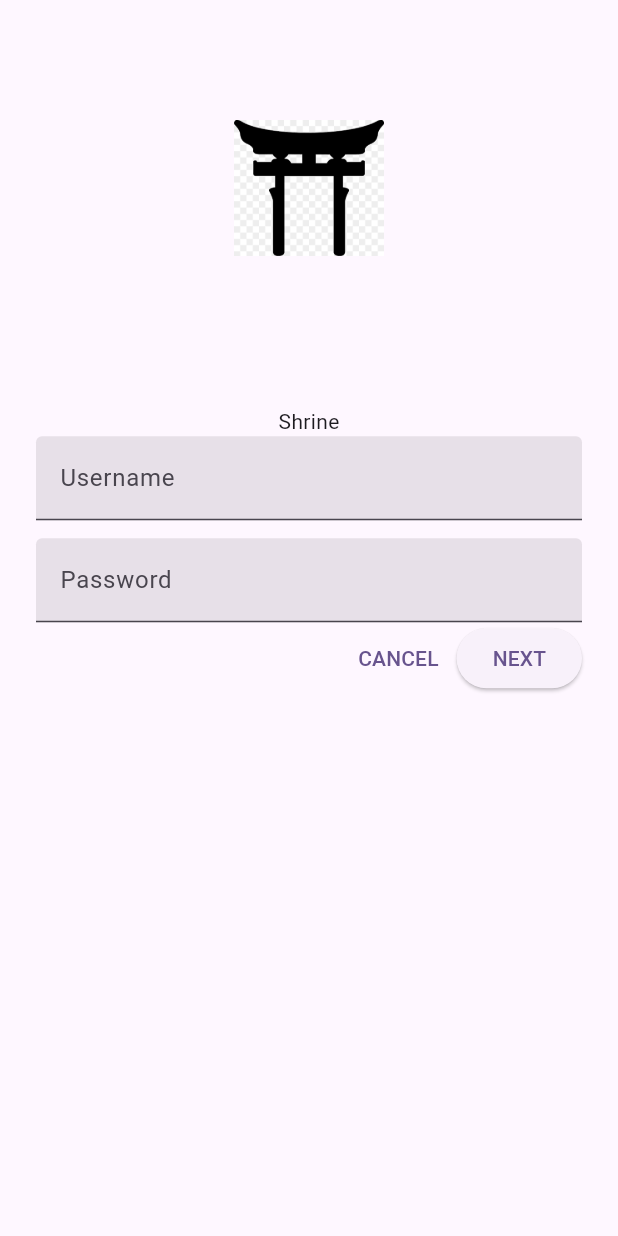
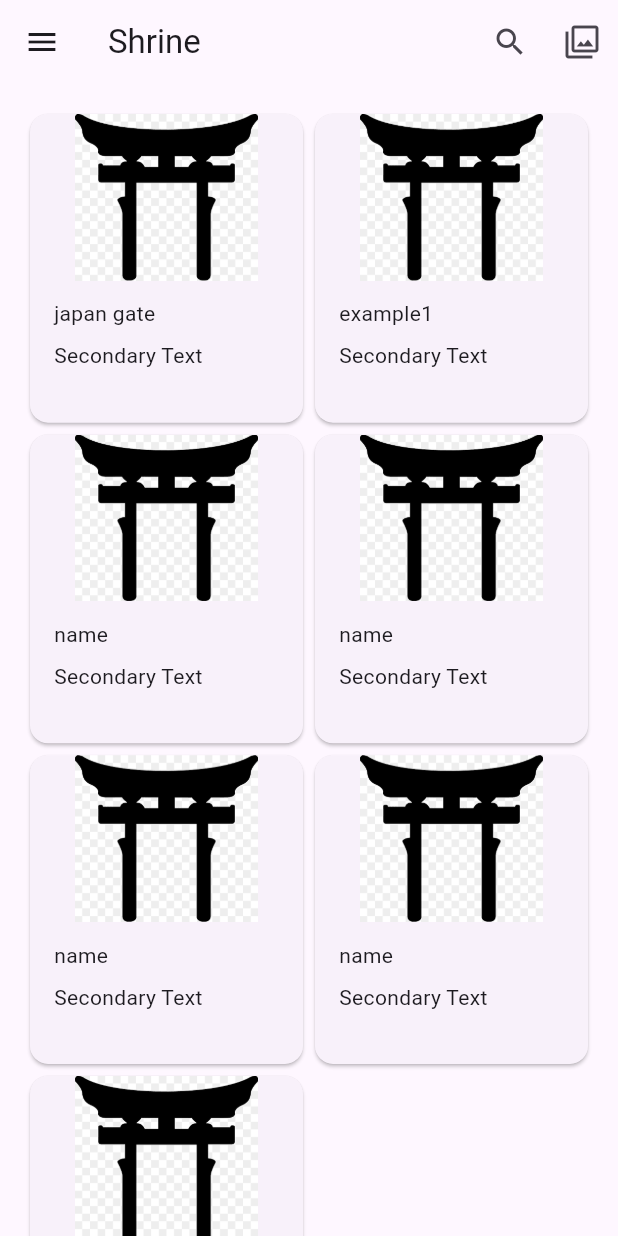
Before and after one commit to Ask-Sikandar/appdev, a Flutter app: the screen it shows after launch, after a tap on "NEXT", on a phone screen of 412 x 824 dp. Run offline on Flutter 3.47's test engine with Material 3 defaults, Android fonts, the light colour scheme and no system bars.

Commit message:
102 unfinished

```diff
--- /dev/null
+++ b/lib/Pages/home.dart
@@ -0,0 +1,91 @@
+import 'package:flutter/material.dart';
+import '../model/product.dart';
+// import 'model/products_repository.dart';
+
+class HomePage extends StatefulWidget{
+  const HomePage({Key? key}) : super(key: key);
+
+  @override
+  _HomePageState createState() => _HomePageState();
+}
+class _HomePageState extends State<HomePage> {
+
+
+  @override
+  Widget build(BuildContext context) {
+    return Scaffold(
+      // TODO: Add app bar (102)
+        appBar: AppBar(
+            leading: IconButton(
+              icon: const Icon(
+                Icons.menu,
+                semanticLabel: 'menu',
+              ),
+              onPressed: () {
+                print('Menu Button');
+              },
+            ),
+            title: const Text('Shrine'),
+            actions: <Widget>[
+              IconButton(
+                icon: const Icon(
+                  Icons.search,
+                  semanticLabel: 'search',
+                ),
+                onPressed: () {
+                  print('Search Button');
+                },
+              ),
+              IconButton(
+                icon: const Icon(
+                  Icons.filter,
+                  semanticLabel: 'filter',
+                ),
+                onPressed: () {
+                  print('Filter Button');
+                },
+              )
+            ]
+          // TODO: Add buttons and title (102)
+        ),
+        body: GridView.count(
+          crossAxisCount: 2,
+          padding: const EdgeInsets.all(16.0),
+          childAspectRatio: 8.0 / 9.0,
+          // TODO: Build a grid of cards (102)
+          children: _buildCard(context),
+        )
+    );
+  }
+  List<Product> products = mockProducts;
+  List<Widget> _buildCard(BuildContext context) {
+    return products.map((product) {
+      return
+        Card(
+        clipBehavior: Clip.antiAlias,
+        child: Column(
+          crossAxisAlignment: CrossAxisAlignment.start,
+          children: <Widget>[
+            AspectRatio(
+              aspectRatio: 18.0 / 11.0,
+              child: Image.asset('assets/diamond.png'),
+            ),
+             Padding(
+              padding: EdgeInsets.fromLTRB(16.0, 12.0, 16.0, 8.0),
+              child: Column(
+                crossAxisAlignment: CrossAxisAlignment.start,
+                children: <Widget>[
+                  Text(product.name),
+                  SizedBox(height: 8.0),
+                  Text('Secondary Text'),
+                ],
+              ),
+            ),
+          ],
+        ),
+      )
+      ;
+    }
+    ).toList();
+  }
+}
--- a/lib/Pages/login.dart
+++ b/lib/Pages/login.dart
@@ -1,5 +1,5 @@
 import 'package:flutter/material.dart';
-
+import 'home.dart';
 class LoginPage extends StatefulWidget {
   const LoginPage({Key? key}) : super(key: key);
 
@@ -50,7 +50,11 @@ class _LoginPageState extends State<LoginPage> {
                   ElevatedButton(
                     child: const Text('NEXT'),
                     onPressed: () {
-                      // TODO: Show the next page (101)
+                      Navigator.push(context,
+                        MaterialPageRoute(builder: (context) {
+                          return ((HomePage()));
+                        }),
+                      );
                     },
                   ),
                   // TODO: Add buttons (101)
--- a/lib/main.dart
+++ b/lib/main.dart
@@ -1,6 +1,6 @@
 import 'package:flutter/material.dart';
 import 'Pages/login.dart';
-
+import 'Pages/home.dart';
 void main() {
   runApp(const MyApp());
 }
--- /dev/null
+++ b/lib/model/product.dart
@@ -0,0 +1,19 @@
+import 'package:flutter/material.dart';
+
+class Product{
+  final String imageUrl;
+  final String name;
+  final String price;
+
+  Product({required this.imageUrl, required this.name, required this.price});
+}
+
+List<Product> mockProducts = [
+  Product(imageUrl: 'https://www.pexels.com/photo/women-in-the-village-grow-rice-together-for-the-family-20187061/', name: 'japan gate ', price: '150'),
+  Product(imageUrl: 'imageUrl', name: 'example1', price: 'price'),
+  Product(imageUrl: 'imageUrl', name: 'name', price: 'price'),
+  Product(imageUrl: 'imageUrl', name: 'name', price: 'price'),
+  Product(imageUrl: 'imageUrl', name: 'name', price: 'price'),
+  Product(imageUrl: 'imageUrl', name: 'name', price: 'price'),
+  Product(imageUrl: 'imageUrl', name: 'name', price: 'price'),
+];
```
Also changed, not shown: lib/model/products_repository.dart (added).
